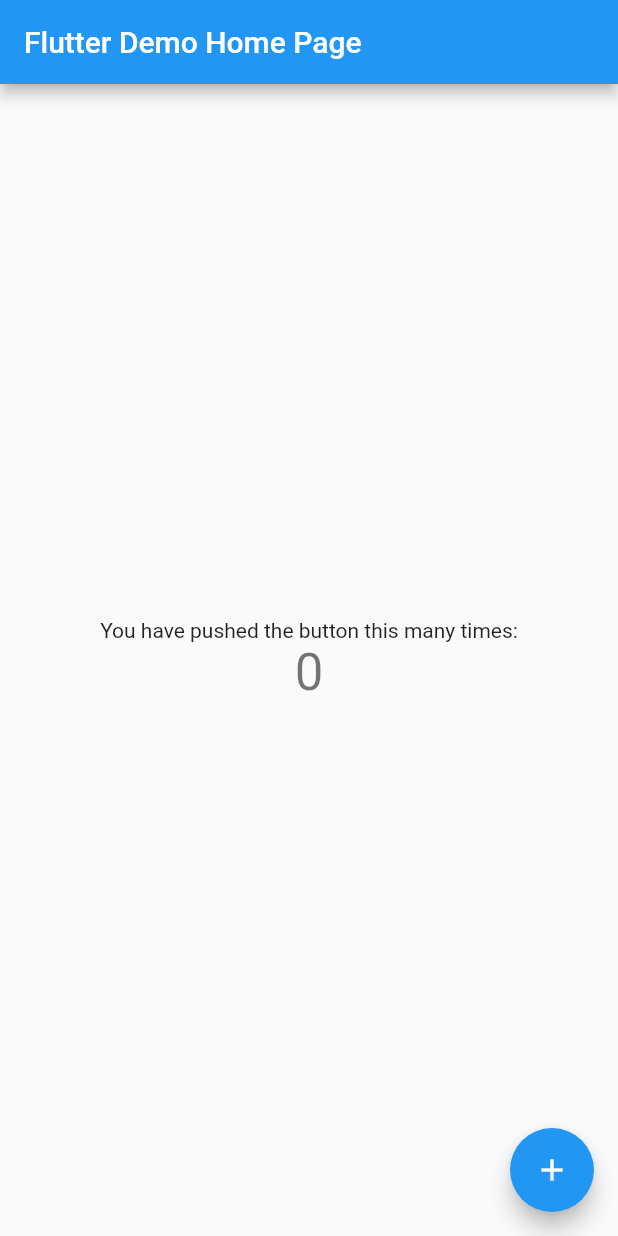
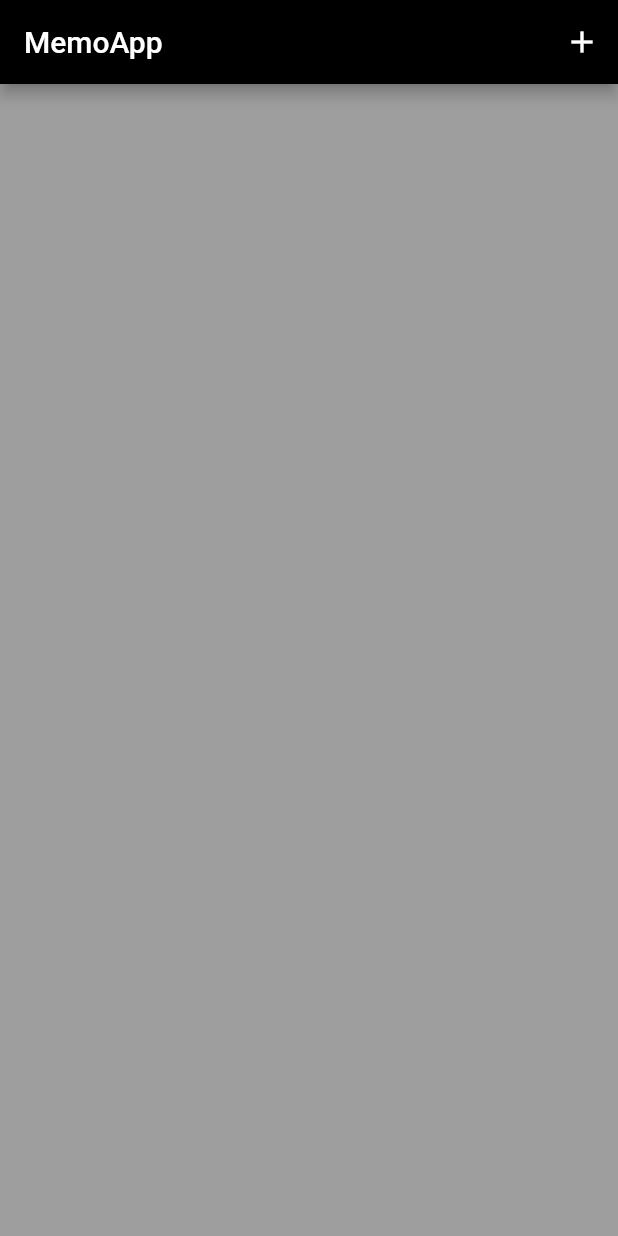
Before and after one commit to ChoiAhHyun/MemoApplication_Flutter, a Flutter app: the screen it shows after launch, on a phone screen of 412 x 824 dp. Run offline on Flutter 3.47's test engine with Material 2 defaults, Android fonts, the phone set to English and light mode, and no system bars.

Commit message:
Add ListPage

```diff
--- a/lib/main.dart
+++ b/lib/main.dart
@@ -5,113 +5,37 @@ void main() {
 }
 
 class MyApp extends StatelessWidget {
-  // This widget is the root of your application.
   @override
   Widget build(BuildContext context) {
     return MaterialApp(
-      title: 'Flutter Demo',
       theme: ThemeData(
-        // This is the theme of your application.
-        //
-        // Try running your application with "flutter run". You'll see the
-        // application has a blue toolbar. Then, without quitting the app, try
-        // changing the primarySwatch below to Colors.green and then invoke
-        // "hot reload" (press "r" in the console where you ran "flutter run",
-        // or simply save your changes to "hot reload" in a Flutter IDE).
-        // Notice that the counter didn't reset back to zero; the application
-        // is not restarted.
-        primarySwatch: Colors.blue,
-        // This makes the visual density adapt to the platform that you run
-        // the app on. For desktop platforms, the controls will be smaller and
-        // closer together (more dense) than on mobile platforms.
+        primaryColor: Colors.black,
         visualDensity: VisualDensity.adaptivePlatformDensity,
       ),
-      home: MyHomePage(title: 'Flutter Demo Home Page'),
+      home: ListPage(title: 'MemoApp'),
     );
   }
 }
 
-class MyHomePage extends StatefulWidget {
-  MyHomePage({Key key, this.title}) : super(key: key);
-
-  // This widget is the home page of your application. It is stateful, meaning
-  // that it has a State object (defined below) that contains fields that affect
-  // how it looks.
-
-  // This class is the configuration for the state. It holds the values (in this
-  // case the title) provided by the parent (in this case the App widget) and
-  // used by the build method of the State. Fields in a Widget subclass are
-  // always marked "final".
-
+class ListPage extends StatefulWidget {
+  ListPage({Key key, this.title}) : super(key: key);
   final String title;
 
   @override
-  _MyHomePageState createState() => _MyHomePageState();
+  _ListPageState createState() => _ListPageState();
 }
 
-class _MyHomePageState extends State<MyHomePage> {
-  int _counter = 0;
-
-  void _incrementCounter() {
-    setState(() {
-      // This call to setState tells the Flutter framework that something has
-      // changed in this State, which causes it to rerun the build method below
-      // so that the display can reflect the updated values. If we changed
-      // _counter without calling setState(), then the build method would not be
-      // called again, and so nothing would appear to happen.
-      _counter++;
-    });
-  }
-
+class _ListPageState extends State<ListPage> {
   @override
   Widget build(BuildContext context) {
-    // This method is rerun every time setState is called, for instance as done
-    // by the _incrementCounter method above.
-    //
-    // The Flutter framework has been optimized to make rerunning build methods
-    // fast, so that you can just rebuild anything that needs updating rather
-    // than having to individually change instances of widgets.
     return Scaffold(
       appBar: AppBar(
-        // Here we take the value from the MyHomePage object that was created by
-        // the App.build method, and use it to set our appbar title.
         title: Text(widget.title),
+        actions: <Widget>[
+          new IconButton(icon: new Icon(Icons.add), onPressed: () => {} )
+        ],
       ),
-      body: Center(
-        // Center is a layout widget. It takes a single child and positions it
-        // in the middle of the parent.
-        child: Column(
-          // Column is also a layout widget. It takes a list of children and
-          // arranges them vertically. By default, it sizes itself to fit its
-          // children horizontally, and tries to be as tall as its parent.
-          //
-          // Invoke "debug painting" (press "p" in the console, choose the
-          // "Toggle Debug Paint" action from the Flutter Inspector in Android
-          // Studio, or the "Toggle Debug Paint" command in Visual Studio Code)
-          // to see the wireframe for each widget.
-          //
-          // Column has various properties to control how it sizes itself and
-          // how it positions its children. Here we use mainAxisAlignment to
-          // center the children vertically; the main axis here is the vertical
-          // axis because Columns are vertical (the cross axis would be
-          // horizontal).
-          mainAxisAlignment: MainAxisAlignment.center,
-          children: <Widget>[
-            Text(
-              'You have pushed the button this many times:',
-            ),
-            Text(
-              '$_counter',
-              style: Theme.of(context).textTheme.headline4,
-            ),
-          ],
-        ),
-      ),
-      floatingActionButton: FloatingActionButton(
-        onPressed: _incrementCounter,
-        tooltip: 'Increment',
-        child: Icon(Icons.add),
-      ), // This trailing comma makes auto-formatting nicer for build methods.
+      backgroundColor: Colors.grey,
     );
   }
 }
```
Also changed, not shown: 1 other file.
